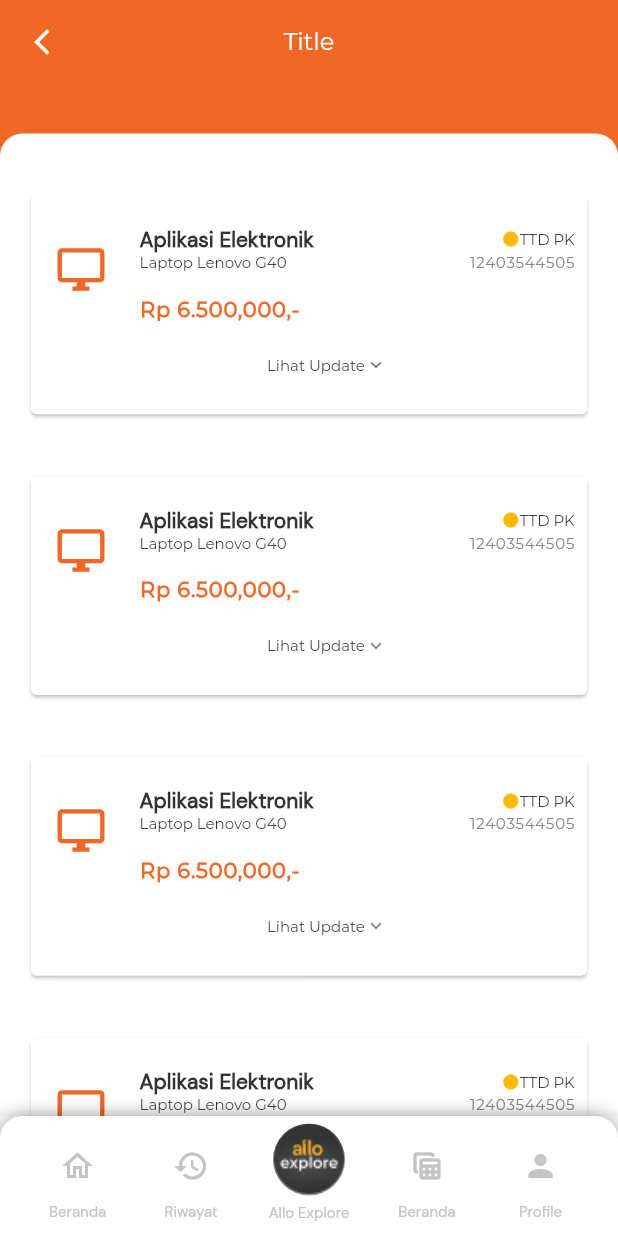
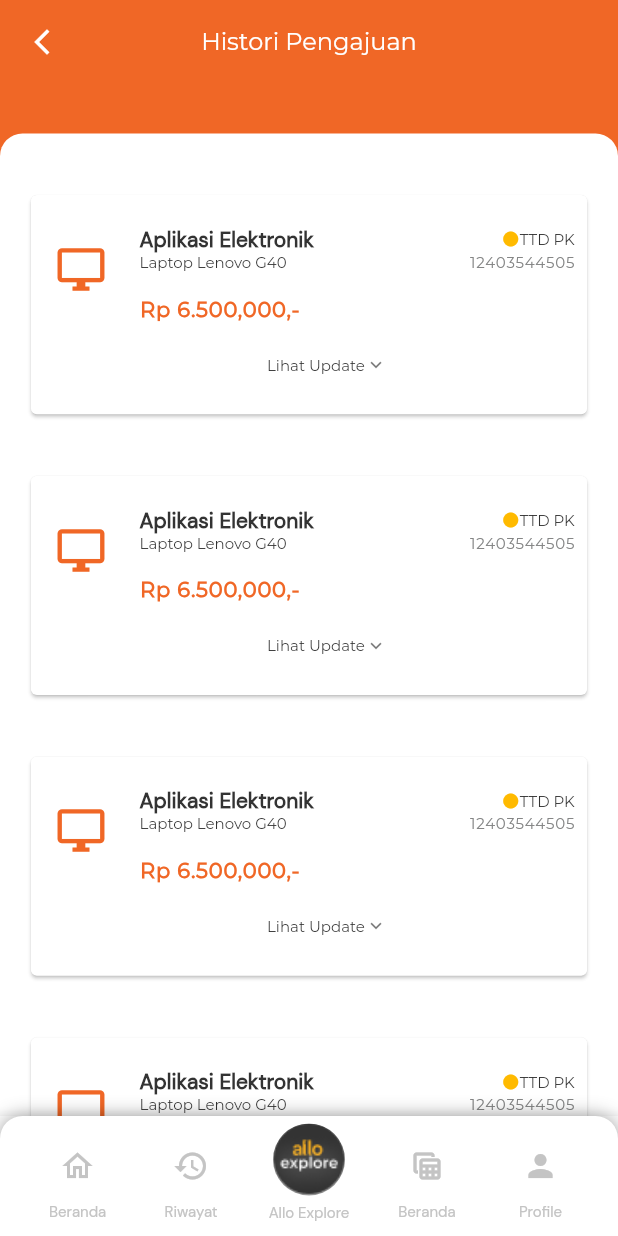
Before and after one commit to tahira-khan/saya-app-design, a Flutter app: the HistoryScreen screen opened by its route, on a phone screen of 412 x 824 dp. Run offline on Flutter 3.47's test engine with Material 2 defaults, Android fonts, the phone set to English and light mode, and no system bars.

Commit message:
Custom AppBar

```diff
--- a/lib/components/custom_app_bar.dart
+++ b/lib/components/custom_app_bar.dart
@@ -2,15 +2,20 @@ import 'package:flutter/material.dart';
 import '../utilities/constants.dart';
 
 class CustomAppBar extends StatelessWidget {
+  CustomAppBar(this.appBarTitle, this.onPress);
+
+  final String appBarTitle;
+  final VoidCallback onPress;
+
   @override
   Widget build(BuildContext context) {
     return AppBar(
       elevation: 0,
       backgroundColor: kPrimaryColor,
-      title: Text('Title', style: kPageTitleTextStyle),
+      title: Text(appBarTitle, style: kPageTitleTextStyle),
       centerTitle: true,
       leading: IconButton(
-        onPressed: () {},
+        onPressed: onPress,
         icon: Icon(Icons.arrow_back_ios_new),
         iconSize: 20.0,
       ),
--- a/lib/screens/history_screen.dart
+++ b/lib/screens/history_screen.dart
@@ -28,7 +28,9 @@ class _HistoryScreenState extends State<HistoryScreen> {
       backgroundColor: kPrimaryColor,
       appBar: PreferredSize(
         preferredSize: Size(double.infinity, kToolbarHeight),
-        child: CustomAppBar(),
+        child: CustomAppBar(kHistoryScreenTitle, () {
+          Navigator.pop(context);
+        }),
       ),
       body: Container(
         margin: EdgeInsets.only(top: height * 0.04),
--- a/lib/screens/profile_screen.dart
+++ b/lib/screens/profile_screen.dart
@@ -1,5 +1,6 @@
 import 'package:flutter/material.dart';
 import 'package:flutter/widgets.dart';
+import 'package:saya/components/custom_app_bar.dart';
 import 'package:saya/screens/profile_saya_screen.dart';
 import 'package:saya/utilities/constants.dart';
 
@@ -16,7 +17,10 @@ class _ProfileScreenState extends State<ProfileScreen> {
 
     return Scaffold(
       backgroundColor: kPrimaryColor,
-      appBar: buildAppBar(kProfileScreenTitle, () {}),
+      appBar: PreferredSize(
+        preferredSize: Size(double.infinity, kToolbarHeight),
+        child: CustomAppBar(kProfileScreenTitle, () {}),
+      ),
       body: Container(
         margin: EdgeInsets.only(top: height * 0.04),
         width: width,
```
Also changed, not shown: lib/screens/profile_saya_screen.dart (+7 -3 lines).
